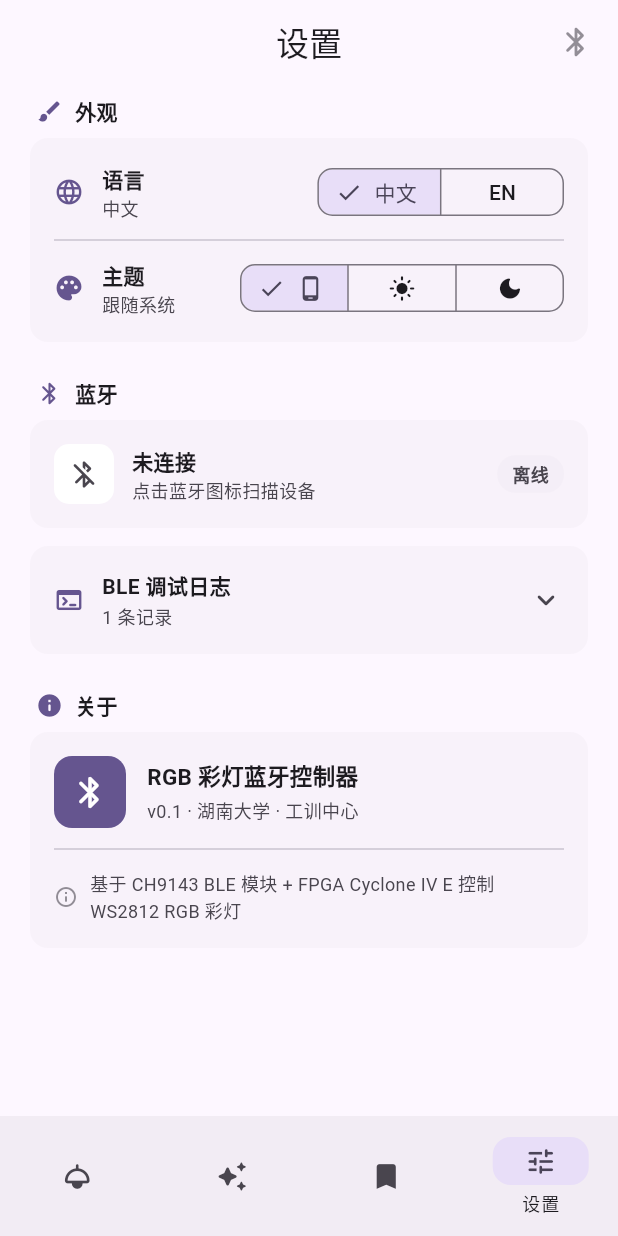
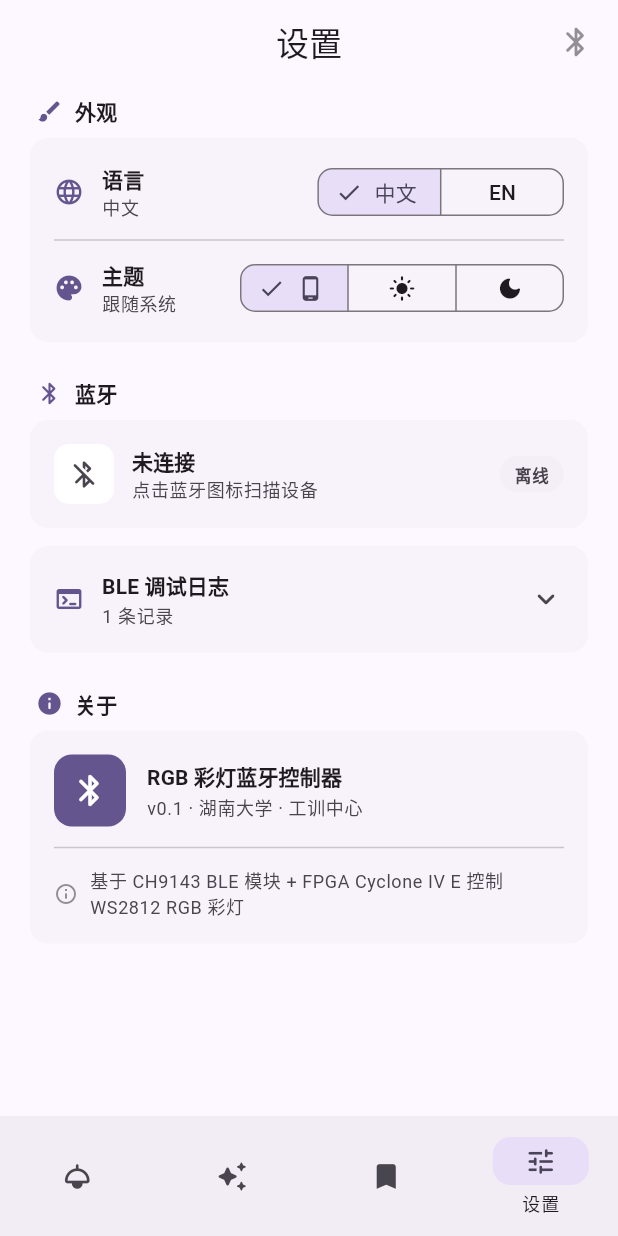
Before and after one commit to DeliciousBuding/fpga-electronic-measurement-labs, a Flutter app: the screen it shows after launch, item 4 of the bottom bar chosen, after a tap on "中文", on a phone screen of 412 x 824 dp. Run offline on Flutter 3.47's test engine with Material 3 defaults, Android fonts, the phone set to English and light mode, and no system bars; drawn by our look-alikes of dynamic_color; our stand-ins replace flutter_blue_plus, flutter_riverpod, logger, shared_preferences; Roboto replaces fonts that are missing (MiSans).

Commit message:
fix: 审查修复 — throttle 逻辑重写 + 白色预设 check + debug log 实时刷新 + locale 生效 + M3 TextTheme
Bug fixes:
- throttle: 旧逻辑每帧都 _send()，重写为首帧即发 + 80ms 窗口蓄压 + flush
- 白色预设色 check 图标: computeLuminance > 0.5 时改用深色图标
- Debug log: ValueNotifier 驱动 ValueListenableBuilder，展开后实时刷新
- locale: MaterialApp 接入 locale + supportedLocales

M3 compliance:
- settings 全部 TextStyle 改用 TextTheme 角色 (titleSmall/bodySmall/labelSmall)
- debug log TX/RX 颜色改用 cs.primary / cs.tertiary
- _SectionHeader 改用 TextTheme.titleSmall

Co-Authored-By: Claude <noreply@anthropic.com>

```diff
--- a/app/lib/main.dart
+++ b/app/lib/main.dart
@@ -4,6 +4,7 @@ import 'package:flutter_riverpod/flutter_riverpod.dart';
 import 'package:dynamic_color/dynamic_color.dart';
 import 'package:shared_preferences/shared_preferences.dart';
 import 'providers/theme_provider.dart';
+import 'providers/locale_provider.dart';
 import 'providers/ble_provider.dart';
 import 'pages/main_shell.dart';
 
@@ -23,6 +24,7 @@ class RgbControllerApp extends ConsumerWidget {
   @override
   Widget build(BuildContext context, WidgetRef ref) {
     final themeState = ref.watch(themeProvider);
+    final locale = ref.watch(localeProvider);
     return DynamicColorBuilder(
       builder: (lightDynamic, darkDynamic) {
         ColorScheme lightScheme, darkScheme;
@@ -36,6 +38,8 @@ class RgbControllerApp extends ConsumerWidget {
         return MaterialApp(
           title: 'RGB Controller',
           debugShowCheckedModeBanner: false,
+          locale: locale,
+          supportedLocales: const [Locale('zh'), Locale('en')],
           themeMode: themeState.mode,
           theme: ThemeData(
             colorScheme: lightScheme,
--- a/app/lib/pages/main_shell.dart
+++ b/app/lib/pages/main_shell.dart
@@ -414,7 +414,7 @@ class _PresetColors extends StatelessWidget {
                 boxShadow: [BoxShadow(color: cl.withAlpha(active ? 100 : 60), blurRadius: active ? 16 : 10, spreadRadius: active ? 2 : 1, offset: const Offset(0, 3))],
                 border: Border.all(color: active ? cs.primary : cs.outlineVariant.withAlpha(60), width: active ? 2.5 : 1),
               ),
-              child: active ? const Icon(Icons.check_rounded, color: Colors.white, size: 22, shadows: [Shadow(color: Colors.black26, blurRadius: 4)]) : null,
+              child: active ? Icon(Icons.check_rounded, color: cl.computeLuminance() > 0.5 ? Colors.black54 : Colors.white, size: 22, shadows: const [Shadow(color: Colors.black26, blurRadius: 4)]) : null,
             ),
           );
         })),
--- a/app/lib/pages/settings_page.dart
+++ b/app/lib/pages/settings_page.dart
@@ -34,9 +34,9 @@ class _SettingsPageState extends ConsumerState<SettingsPage> {
         const SizedBox(height: 8),
         Card(shape: RoundedRectangleBorder(borderRadius: BorderRadius.circular(12)),
           child: Padding(padding: const EdgeInsets.all(16), child: Column(children: [
-            Row(children: [Icon(Icons.language_rounded, size: 20, color: cs.primary), const SizedBox(width: 12), Expanded(child: Column(crossAxisAlignment: CrossAxisAlignment.start, children: [const Text('语言', style: TextStyle(fontWeight: FontWeight.w600, fontSize: 14)), const SizedBox(height: 1), Text(isZh ? '中文' : 'English', style: TextStyle(fontSize: 12, color: cs.onSurfaceVariant))])), SegmentedButton<String>(segments: const [ButtonSegment(value: 'zh', label: Text('中文')), ButtonSegment(value: 'en', label: Text('EN'))], selected: {isZh ? 'zh' : 'en'}, style: ButtonStyle(visualDensity: VisualDensity.compact, shape: WidgetStatePropertyAll(RoundedRectangleBorder(borderRadius: BorderRadius.circular(10)))), onSelectionChanged: (v) => ref.read(localeProvider.notifier).set(v.first == 'zh' ? const Locale('zh') : const Locale('en')))]),
+            Row(children: [Icon(Icons.language_rounded, size: 20, color: cs.primary), const SizedBox(width: 12), Expanded(child: Column(crossAxisAlignment: CrossAxisAlignment.start, children: [Text('语言', style: Theme.of(context).textTheme.titleSmall?.copyWith(fontWeight: FontWeight.w600)), const SizedBox(height: 1), Text(isZh ? '中文' : 'English', style: Theme.of(context).textTheme.bodySmall?.copyWith(color: cs.onSurfaceVariant))])), SegmentedButton<String>(segments: const [ButtonSegment(value: 'zh', label: Text('中文')), ButtonSegment(value: 'en', label: Text('EN'))], selected: {isZh ? 'zh' : 'en'}, style: ButtonStyle(visualDensity: VisualDensity.compact, shape: WidgetStatePropertyAll(RoundedRectangleBorder(borderRadius: BorderRadius.circular(10)))), onSelectionChanged: (v) => ref.read(localeProvider.notifier).set(v.first == 'zh' ? const Locale('zh') : const Locale('en')))]),
             const Divider(height: 24),
-            Row(children: [Icon(Icons.palette_rounded, size: 20, color: cs.primary), const SizedBox(width: 12), Expanded(child: Column(crossAxisAlignment: CrossAxisAlignment.start, children: [const Text('主题', style: TextStyle(fontWeight: FontWeight.w600, fontSize: 14)), const SizedBox(height: 1), Text(theme.mode == ThemeMode.light ? '浅色' : theme.mode == ThemeMode.dark ? '深色' : '跟随系统', style: TextStyle(fontSize: 12, color: cs.onSurfaceVariant))])), SegmentedButton<ThemeMode>(segments: const [ButtonSegment(value: ThemeMode.system, label: Icon(Icons.phone_android_rounded, size: 18)), ButtonSegment(value: ThemeMode.light, label: Icon(Icons.light_mode_rounded, size: 18)), ButtonSegment(value: ThemeMode.dark, label: Icon(Icons.dark_mode_rounded, size: 18))], selected: {theme.mode}, style: ButtonStyle(visualDensity: VisualDensity.compact, shape: WidgetStatePropertyAll(RoundedRectangleBorder(borderRadius: BorderRadius.circular(10)))), onSelectionChanged: (v) => ref.read(themeProvider.notifier).setThemeMode(v.first))]),
+            Row(children: [Icon(Icons.palette_rounded, size: 20, color: cs.primary), const SizedBox(width: 12), Expanded(child: Column(crossAxisAlignment: CrossAxisAlignment.start, children: [Text('主题', style: Theme.of(context).textTheme.titleSmall?.copyWith(fontWeight: FontWeight.w600)), const SizedBox(height: 1), Text(theme.mode == ThemeMode.light ? '浅色' : theme.mode == ThemeMode.dark ? '深色' : '跟随系统', style: Theme.of(context).textTheme.bodySmall?.copyWith(color: cs.onSurfaceVariant))])), SegmentedButton<ThemeMode>(segments: const [ButtonSegment(value: ThemeMode.system, label: Icon(Icons.phone_android_rounded, size: 18)), ButtonSegment(value: ThemeMode.light, label: Icon(Icons.light_mode_rounded, size: 18)), ButtonSegment(value: ThemeMode.dark, label: Icon(Icons.dark_mode_rounded, size: 18))], selected: {theme.mode}, style: ButtonStyle(visualDensity: VisualDensity.compact, shape: WidgetStatePropertyAll(RoundedRectangleBorder(borderRadius: BorderRadius.circular(10)))), onSelectionChanged: (v) => ref.read(themeProvider.notifier).setThemeMode(v.first))]),
           ])),
         ),
         const SizedBox(height: 24),
@@ -54,13 +54,13 @@ class _SettingsPageState extends ConsumerState<SettingsPage> {
               Container(width: 48, height: 48, decoration: BoxDecoration(borderRadius: BorderRadius.circular(12), color: cs.primary), child: const Icon(Icons.bluetooth_rounded, color: Colors.white, size: 26)),
               const SizedBox(width: 14),
               Expanded(child: Column(crossAxisAlignment: CrossAxisAlignment.start, children: [
-                Text('RGB 彩灯蓝牙控制器', style: TextStyle(fontWeight: FontWeight.w600, fontSize: 15, color: cs.onSurface)),
+                Text('RGB 彩灯蓝牙控制器', style: Theme.of(context).textTheme.titleSmall?.copyWith(fontWeight: FontWeight.w600, color: cs.onSurface)),
                 const SizedBox(height: 2),
-                Text('v0.1 · 湖南大学 · 工训中心', style: TextStyle(fontSize: 12, color: cs.onSurfaceVariant)),
+                Text('v0.1 · 湖南大学 · 工训中心', style: Theme.of(context).textTheme.bodySmall?.copyWith(color: cs.onSurfaceVariant)),
               ])),
             ]),
             const Divider(height: 28),
-            Row(children: [Icon(Icons.info_outline_rounded, size: 16, color: cs.onSurfaceVariant.withAlpha(150)), const SizedBox(width: 8), Expanded(child: Text('基于 CH9143 BLE 模块 + FPGA Cyclone IV E 控制 WS2812 RGB 彩灯', style: TextStyle(fontSize: 12, color: cs.onSurfaceVariant)))]),
+            Row(children: [Icon(Icons.info_outline_rounded, size: 16, color: cs.onSurfaceVariant.withAlpha(150)), const SizedBox(width: 8), Expanded(child: Text('基于 CH9143 BLE 模块 + FPGA Cyclone IV E 控制 WS2812 RGB 彩灯', style: Theme.of(context).textTheme.bodySmall?.copyWith(color: cs.onSurfaceVariant)))]),
           ])),
         ),
         const SizedBox(height: 24),
@@ -85,11 +85,11 @@ class _BleStatusCard extends StatelessWidget {
             Container(width: 40, height: 40, decoration: BoxDecoration(borderRadius: BorderRadius.circular(10), color: connected ? cs.primaryContainer : cs.surfaceContainerLowest), child: Icon(connected ? Icons.bluetooth_connected_rounded : Icons.bluetooth_disabled_rounded, color: connected ? cs.primary : cs.onSurfaceVariant, size: 22)),
             const SizedBox(width: 12),
             Expanded(child: Column(crossAxisAlignment: CrossAxisAlignment.start, children: [
-              Text(connected ? ble.deviceName : '未连接', style: TextStyle(fontWeight: FontWeight.w600, fontSize: 14, color: cs.onSurface)),
+              Text(connected ? ble.deviceName : '未连接', style: Theme.of(context).textTheme.titleSmall?.copyWith(fontWeight: FontWeight.w600, color: cs.onSurface)),
               const SizedBox(height: 1),
-              Text(connected ? '已连接 · 长按蓝牙图标刷新状态' : '点击蓝牙图标扫描设备', style: TextStyle(fontSize: 12, color: cs.onSurfaceVariant)),
+              Text(connected ? '已连接 · 长按蓝牙图标刷新状态' : '点击蓝牙图标扫描设备', style: Theme.of(context).textTheme.bodySmall?.copyWith(color: cs.onSurfaceVariant)),
             ])),
-            Container(padding: const EdgeInsets.symmetric(horizontal: 10, vertical: 4), decoration: BoxDecoration(borderRadius: BorderRadius.circular(12), color: connected ? cs.primary.withAlpha(20) : cs.outlineVariant.withAlpha(20)), child: Text(connected ? '已连接' : '离线', style: TextStyle(fontSize: 12, fontWeight: FontWeight.w600, color: connected ? cs.primary : cs.onSurfaceVariant))),
+            Container(padding: const EdgeInsets.symmetric(horizontal: 10, vertical: 4), decoration: BoxDecoration(borderRadius: BorderRadius.circular(12), color: connected ? cs.primary.withAlpha(20) : cs.outlineVariant.withAlpha(20)), child: Text(connected ? '已连接' : '离线', style: Theme.of(context).textTheme.labelSmall?.copyWith(fontWeight: FontWeight.w600, color: connected ? cs.primary : cs.onSurfaceVariant))),
           ]),
         ])),
       ),
@@ -106,7 +106,6 @@ class _DebugLogCard extends StatelessWidget {
 
   @override
   Widget build(BuildContext context) {
-    final log = ble.debugLog;
     return Card(
       shape: RoundedRectangleBorder(borderRadius: BorderRadius.circular(12)),
       child: Column(children: [
@@ -116,15 +115,26 @@ class _DebugLogCard extends StatelessWidget {
           child: Padding(padding: const EdgeInsets.all(16), child: Row(children: [
             Icon(Icons.terminal_rounded, size: 20, color: cs.primary),
             const SizedBox(width: 12),
-            Expanded(child: Column(crossAxisAlignment: CrossAxisAlignment.start, children: [
-              Text('BLE 调试日志', style: TextStyle(fontWeight: FontWeight.w600, fontSize: 14, color: cs.onSurface)),
+            Expanded(child: ValueListenableBuilder<int>(
+              valueListenable: ble.debugLogVersion,
+              builder: (_, __, ___) {
+                final count = ble.debugLog.length;
+                return Column(crossAxisAlignment: CrossAxisAlignment.start, children: [
+                  Text('BLE 调试日志', style: Theme.of(context).textTheme.titleSmall?.copyWith(fontWeight: FontWeight.w600, color: cs.onSurface)),
                   const SizedBox(height: 1),
-              Text('${log.length} 条记录', style: TextStyle(fontSize: 12, color: cs.onSurfaceVariant)),
-            ])),
+                  Text('$count 条记录', style: Theme.of(context).textTheme.bodySmall?.copyWith(color: cs.onSurfaceVariant)),
+                ]);
+              },
+            )),
             Icon(expanded ? Icons.expand_less_rounded : Icons.expand_more_rounded, color: cs.onSurfaceVariant),
           ])),
         ),
-        if (expanded && log.isNotEmpty) Container(
+        if (expanded) ValueListenableBuilder<int>(
+          valueListenable: ble.debugLogVersion,
+          builder: (_, __, ___) {
+            final log = ble.debugLog;
+            if (log.isEmpty) return Padding(padding: const EdgeInsets.all(16), child: Text('暂无日志', style: Theme.of(context).textTheme.bodyMedium?.copyWith(color: cs.onSurfaceVariant)));
+            return Container(
               constraints: const BoxConstraints(maxHeight: 280),
               decoration: BoxDecoration(border: Border(top: BorderSide(color: cs.outlineVariant.withAlpha(40)))),
               child: ListView.builder(
@@ -132,31 +142,22 @@ class _DebugLogCard extends StatelessWidget {
                 padding: const EdgeInsets.symmetric(horizontal: 12, vertical: 8),
                 itemCount: log.length,
                 itemBuilder: (_, i) {
-              final idx = log.length - 1 - i; // newest first
+                  final idx = log.length - 1 - i;
                   final entry = log[idx];
                   final isTx = entry.startsWith('TX');
                   final isRx = entry.startsWith('RX');
                   return Padding(
                     padding: const EdgeInsets.only(bottom: 3),
-                child: Text(
-                  entry,
-                  style: TextStyle(
+                    child: Text(entry, style: TextStyle(
                       fontSize: 11,
                       fontFamily: 'monospace',
-                    color: isTx
-                        ? const Color(0xFF3B82F6)
-                        : isRx
-                            ? const Color(0xFF22C55E)
-                            : cs.onSurfaceVariant,
-                  ),
+                      color: isTx ? cs.primary : isRx ? cs.tertiary : cs.onSurfaceVariant,
+                    )),
+                  );
+                },
               ),
             );
           },
-          ),
-        ),
-        if (expanded && log.isEmpty) Padding(
-          padding: const EdgeInsets.all(16),
-          child: Text('暂无日志', style: TextStyle(fontSize: 13, color: cs.onSurfaceVariant)),
         ),
       ]),
     );
@@ -167,5 +168,5 @@ class _SectionHeader extends StatelessWidget {
   final IconData icon; final String title; final ColorScheme cs;
   const _SectionHeader({required this.icon, required this.title, required this.cs});
   @override
-  Widget build(BuildContext context) => Padding(padding: const EdgeInsets.only(left: 4), child: Row(children: [Icon(icon, size: 18, color: cs.primary), const SizedBox(width: 8), Text(title, style: TextStyle(fontWeight: FontWeight.w700, fontSize: 14, color: cs.onSurface))]));
+  Widget build(BuildContext context) => Padding(padding: const EdgeInsets.only(left: 4), child: Row(children: [Icon(icon, size: 18, color: cs.primary), const SizedBox(width: 8), Text(title, style: Theme.of(context).textTheme.titleSmall?.copyWith(fontWeight: FontWeight.w700, color: cs.onSurface))]));
 }
--- a/app/lib/providers/ble_provider.dart
+++ b/app/lib/providers/ble_provider.dart
@@ -65,6 +65,7 @@ class BLEService {
   // circular debug log
   final _debugLog = <String>[];
   static const _maxDebugLog = 50;
+  final _debugLogNotifier = ValueNotifier<int>(0); // bump on change
 
   String? _lastConnectedDeviceId;
 
@@ -73,6 +74,7 @@ class BLEService {
   ValueListenable<bool> get isConnected => _isConnected;
   Stream<BleEvent> get events => _eventController.stream;
   List<String> get debugLog => List.unmodifiable(_debugLog);
+  ValueListenable<int> get debugLogVersion => _debugLogNotifier;
   String? get lastConnectedDeviceId => _lastConnectedDeviceId;
 
   String get deviceName =>
@@ -233,6 +235,7 @@ class BLEService {
   // --- send ---
 
   final _throttleTimers = <String, Timer>{};
+  final _throttlePending = <String, Uint8List>{};
 
   Future<void> _send(Uint8List data) async {
     if (_txChar == null) {
@@ -248,13 +251,20 @@ class BLEService {
     }
   }
 
-  /// Throttled send: first call sends immediately, subsequent calls within
-  /// [ms] are coalesced — only the latest payload is sent after the gap.
+  /// Throttle: first call sends immediately; subsequent calls within [ms]
+  /// are coalesced — only the latest payload is sent when the window closes.
   void _throttledSend(String key, Uint8List data, {int ms = 80}) {
-    _throttleTimers[key]?.cancel();
-    _send(data);
+    _throttlePending[key] = data;
+    if (_throttleTimers.containsKey(key)) return; // within window, data stored
+    _flushThrottle(key, ms);
+  }
+
+  void _flushThrottle(String key, int ms) {
+    final d = _throttlePending.remove(key);
+    if (d != null) _send(d);
     _throttleTimers[key] = Timer(Duration(milliseconds: ms), () {
       _throttleTimers.remove(key);
+      if (_throttlePending.containsKey(key)) _flushThrottle(key, ms);
     });
   }
 
@@ -299,6 +309,7 @@ class BLEService {
   void _addDebug(String msg) {
     _debugLog.add(msg);
     if (_debugLog.length > _maxDebugLog) _debugLog.removeAt(0);
+    _debugLogNotifier.value++;
   }
 
   static String _hex(Uint8List data) =>
@@ -312,6 +323,7 @@ class BLEService {
     _statusTimeout?.cancel();
     for (final t in _throttleTimers.values) { t.cancel(); }
     _eventController.close();
+    _debugLogNotifier.dispose();
     _isConnected.dispose();
   }
 }
```
Lines whose indentation alone changed are shown as unchanged.
